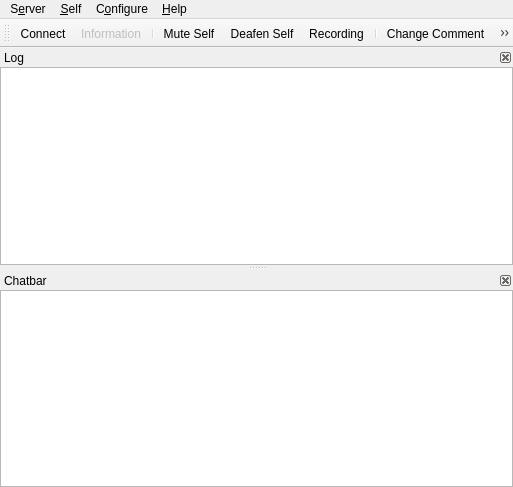
The window that src/mumble/MainWindow.ui (2uh/Mutter) describes before a commit, drawn with Qt 5.
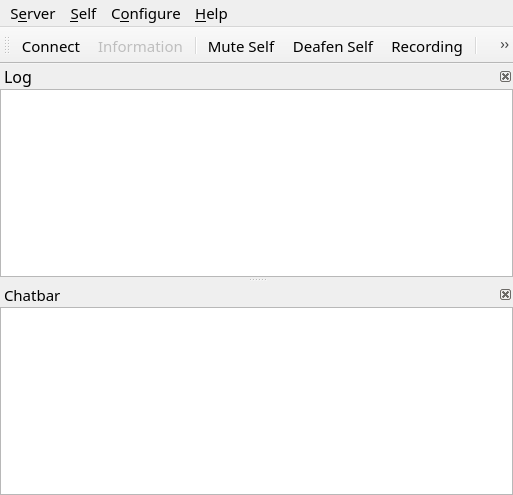
The same window after the commit. Icons and pictures are not drawn. Custom widgets are drawn as their Qt base class.

```diff
--- a/src/mumble/MainWindow.ui
+++ b/src/mumble/MainWindow.ui
@@ -7,7 +7,7 @@
     <x>0</x>
     <y>0</y>
     <width>513</width>
-    <height>487</height>
+    <height>495</height>
    </rect>
   </property>
   <property name="sizePolicy">
@@ -16,9 +16,21 @@
     <verstretch>0</verstretch>
    </sizepolicy>
   </property>
+  <property name="font">
+   <font>
+    <family>Terminus (TTF)</family>
+    <pointsize>11</pointsize>
+    <weight>7</weight>
+    <italic>false</italic>
+    <bold>false</bold>
+   </font>
+  </property>
   <property name="windowTitle">
    <string>Mutter</string>
   </property>
+  <property name="styleSheet">
+   <string notr="true">font: 57 11pt &quot;Terminus (TTF)&quot;;</string>
+  </property>
   <property name="dockOptions">
    <set>QMainWindow::AllowNestedDocks|QMainWindow::AnimatedDocks</set>
   </property>
@@ -26,6 +38,9 @@
    <bool>true</bool>
   </property>
   <widget class="UserView" name="qtvUsers">
+   <property name="enabled">
+    <bool>true</bool>
+   </property>
    <property name="sizePolicy">
     <sizepolicy hsizetype="Preferred" vsizetype="Preferred">
      <horstretch>0</horstretch>
@@ -34,7 +49,11 @@
    </property>
    <property name="font">
     <font>
-     <family>Sans Serif</family>
+     <family>Terminus (TTF)</family>
+     <pointsize>11</pointsize>
+     <weight>7</weight>
+     <italic>false</italic>
+     <bold>false</bold>
     </font>
    </property>
    <property name="contextMenuPolicy">
@@ -43,6 +62,9 @@
    <property name="acceptDrops">
     <bool>true</bool>
    </property>
+   <property name="styleSheet">
+    <string notr="true">font: 57 11pt &quot;Terminus (TTF)&quot;;</string>
+   </property>
    <property name="dragEnabled">
     <bool>true</bool>
    </property>
@@ -65,7 +87,7 @@
      <x>0</x>
      <y>0</y>
      <width>513</width>
-     <height>20</height>
+     <height>21</height>
     </rect>
    </property>
    <widget class="QMenu" name="qmConfig">
@@ -113,6 +135,21 @@
    <addaction name="qmHelp"/>
   </widget>
   <widget class="QDockWidget" name="qdwLog">
+   <property name="enabled">
+    <bool>true</bool>
+   </property>
+   <property name="font">
+    <font>
+     <family>Terminus (TTF)</family>
+     <pointsize>12</pointsize>
+     <weight>7</weight>
+     <italic>false</italic>
+     <bold>false</bold>
+    </font>
+   </property>
+   <property name="styleSheet">
+    <string notr="true">font: 57 12pt &quot;Terminus (TTF)&quot;;</string>
+   </property>
    <property name="features">
     <set>QDockWidget::DockWidgetClosable|QDockWidget::DockWidgetMovable</set>
    </property>
@@ -120,9 +157,15 @@
     <string>Log</string>
    </property>
    <attribute name="dockWidgetArea">
-    <number>1</number>
+    <number>2</number>
    </attribute>
    <widget class="LogTextBrowser" name="qteLog">
+    <property name="minimumSize">
+     <size>
+      <width>70</width>
+      <height>70</height>
+     </size>
+    </property>
     <property name="contextMenuPolicy">
      <enum>Qt::CustomContextMenu</enum>
     </property>
@@ -135,12 +178,24 @@
    </widget>
   </widget>
   <widget class="QDockWidget" name="qdwChat">
+   <property name="font">
+    <font>
+     <family>Terminus (TTF)</family>
+     <pointsize>11</pointsize>
+     <weight>7</weight>
+     <italic>false</italic>
+     <bold>false</bold>
+    </font>
+   </property>
    <property name="toolTip">
     <string/>
    </property>
    <property name="whatsThis">
     <string>This is the chatbar&lt;br /&gt;If you enter text here and then press enter the text is sent to the user or channel that was selected. If nothing is selected the message is sent to your current channel.</string>
    </property>
+   <property name="styleSheet">
+    <string notr="true">font: 57 11pt &quot;Terminus (TTF)&quot;;</string>
+   </property>
    <property name="features">
     <set>QDockWidget::DockWidgetClosable|QDockWidget::DockWidgetMovable</set>
    </property>
@@ -148,9 +203,15 @@
     <string>Chatbar</string>
    </property>
    <attribute name="dockWidgetArea">
-    <number>1</number>
+    <number>2</number>
    </attribute>
    <widget class="ChatbarTextEdit" name="qteChat">
+    <property name="minimumSize">
+     <size>
+      <width>70</width>
+      <height>70</height>
+     </size>
+    </property>
     <property name="maximumSize">
      <size>
       <width>16777215</width>
```
